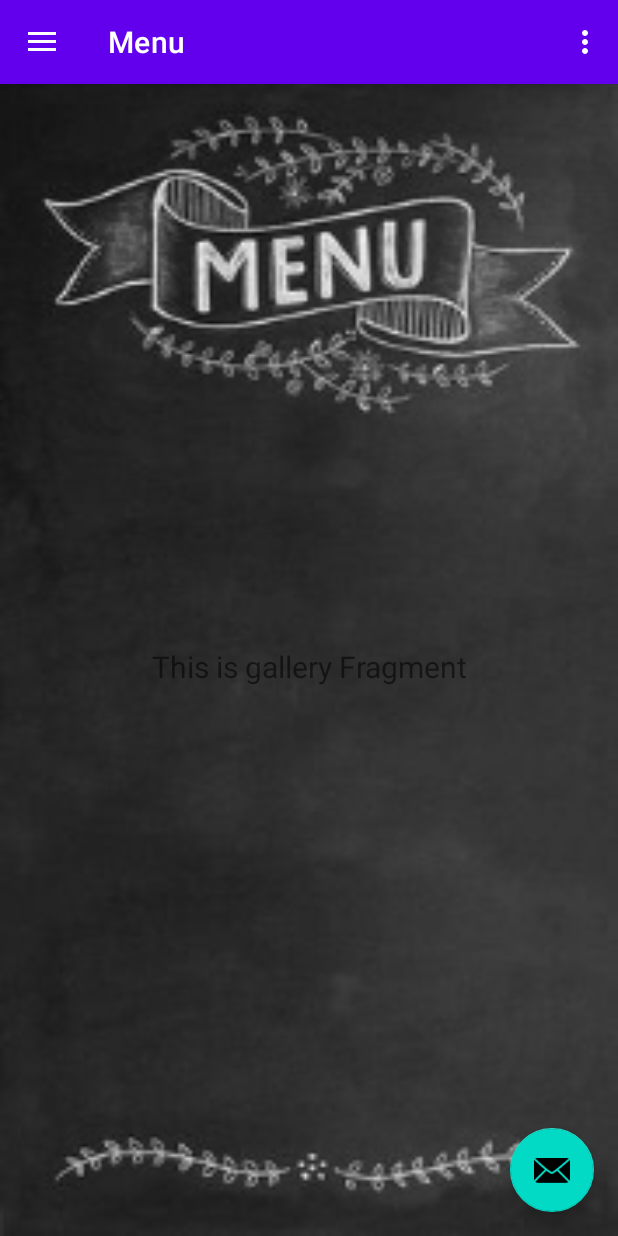
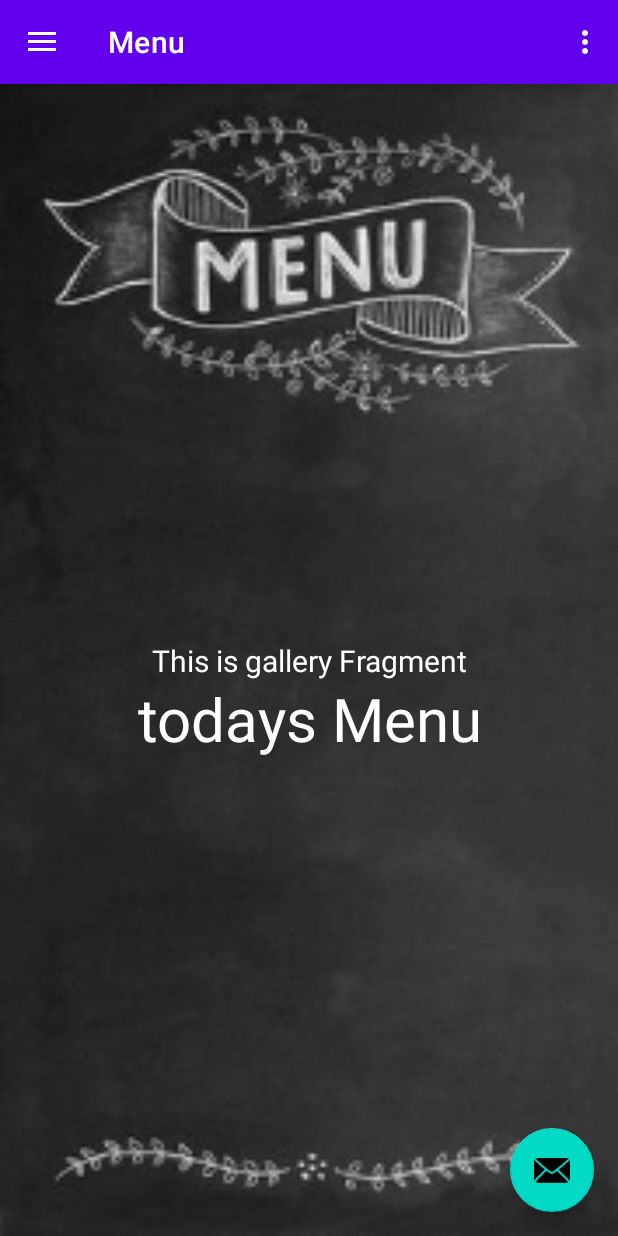
Before and after one commit to gamamintic/Restaurante7, an Android app: the MainActivity2 screen opened directly, with no data from a screen before it, in the side drawer, after a tap on "Menu", on a phone screen of 412 x 824 dp. Run offline under Robolectric (Android 15) with nearby library versions, the phone set to English and light mode, and no system bars; our stand-ins replace navigation-ui.

Commit message:
ingreso de fondo de menu y mas textos

```diff
--- a/app/src/main/res/layout/fragment_gallery.xml
+++ b/app/src/main/res/layout/fragment_gallery.xml
@@ -16,11 +16,30 @@
         android:layout_marginTop="8dp"
         android:layout_marginEnd="8dp"
         android:textAlignment="center"
+        android:textColor="@color/white"
         android:textSize="20sp"
         app:layout_constraintBottom_toBottomOf="parent"
         app:layout_constraintEnd_toEndOf="parent"
+        app:layout_constraintHorizontal_bias="0.0"
         app:layout_constraintStart_toStartOf="parent"
-        app:layout_constraintTop_toTopOf="parent" />
+        app:layout_constraintTop_toTopOf="parent"
+        app:layout_constraintVertical_bias="0.495" />
 
+    <TextView
+        android:layout_width="match_parent"
+        android:layout_height="wrap_content"
+        android:layout_marginStart="8dp"
+        android:layout_marginTop="8dp"
+        android:layout_marginEnd="8dp"
+        android:text="@string/tex_menu"
+        android:textAlignment="center"
+        android:textColor="@color/white"
+        android:textSize="40sp"
+        app:layout_constraintBottom_toBottomOf="parent"
+        app:layout_constraintEnd_toEndOf="parent"
+        app:layout_constraintHorizontal_bias="0.0"
+        app:layout_constraintStart_toStartOf="parent"
+        app:layout_constraintTop_toTopOf="parent"
+        app:layout_constraintVertical_bias="0.55" />
 
 </androidx.constraintlayout.widget.ConstraintLayout>
--- a/app/src/main/res/layout/fragment_slideshow.xml
+++ b/app/src/main/res/layout/fragment_slideshow.xml
@@ -19,4 +19,5 @@
         app:layout_constraintEnd_toEndOf="parent"
         app:layout_constraintStart_toStartOf="parent"
         app:layout_constraintTop_toTopOf="parent" />
+
 </androidx.constraintlayout.widget.ConstraintLayout>
--- a/app/src/main/res/layout/nav_header_main.xml
+++ b/app/src/main/res/layout/nav_header_main.xml
@@ -14,11 +14,11 @@
 
     <ImageView
         android:id="@+id/imageView"
-        android:layout_width="wrap_content"
-        android:layout_height="wrap_content"
+        android:layout_width="89dp"
+        android:layout_height="74dp"
         android:contentDescription="@string/nav_header_desc"
         android:paddingTop="@dimen/nav_header_vertical_spacing"
-        app:srcCompat="@mipmap/ic_launcher_round" />
+        app:srcCompat="@drawable/iconores" />
 
     <TextView
         android:layout_width="match_parent"
--- a/app/src/main/res/values/strings.xml
+++ b/app/src/main/res/values/strings.xml
@@ -15,7 +15,7 @@
     <string name="tex_phone">Phone</string>
     <string name="tex_email">Email</string>
     <string name="tex_send">Send</string>
-
+    <string name="tex_cancel">Cancel</string>
 
     <string name="title_activity_main2">MainActivity2</string>
     <string name="navigation_drawer_open">Open navigation drawer</string>
@@ -33,7 +33,7 @@
     <string name="tex_menu">todays Menu</string>
 
 
-    <string name="menu_slideshow">Slideshow</string>
+    <string name="menu_slideshow">Domiciles</string>
 
 
 </resources>
```
Also changed, not shown: app/src/main/AndroidManifest.xml (+8 -1 lines), app/src/main/java/com/unicaldas/restaurante7/WelcomeActivity.kt (+40 -1 lines), app/src/main/res/layout/activity_welcome.xml (+18 -2 lines), app/src/main/res/layout/fragment_home.xml (+17 -0 lines), 1 other file.
